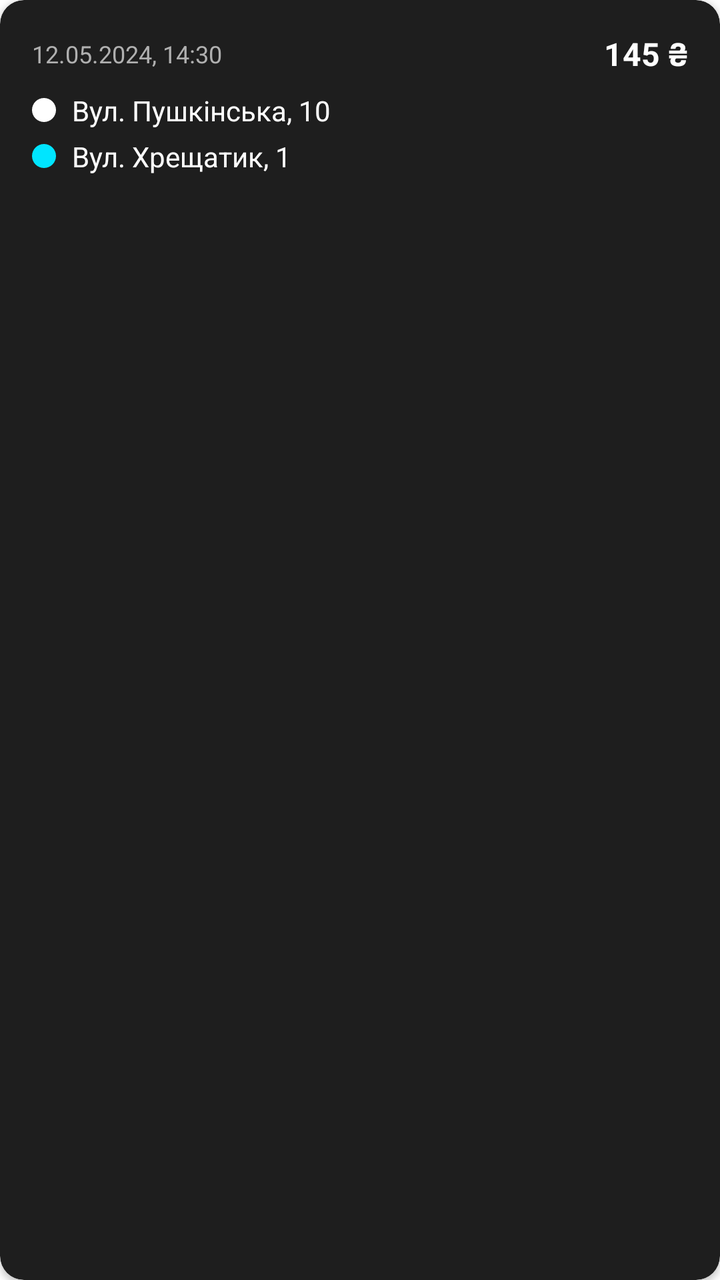
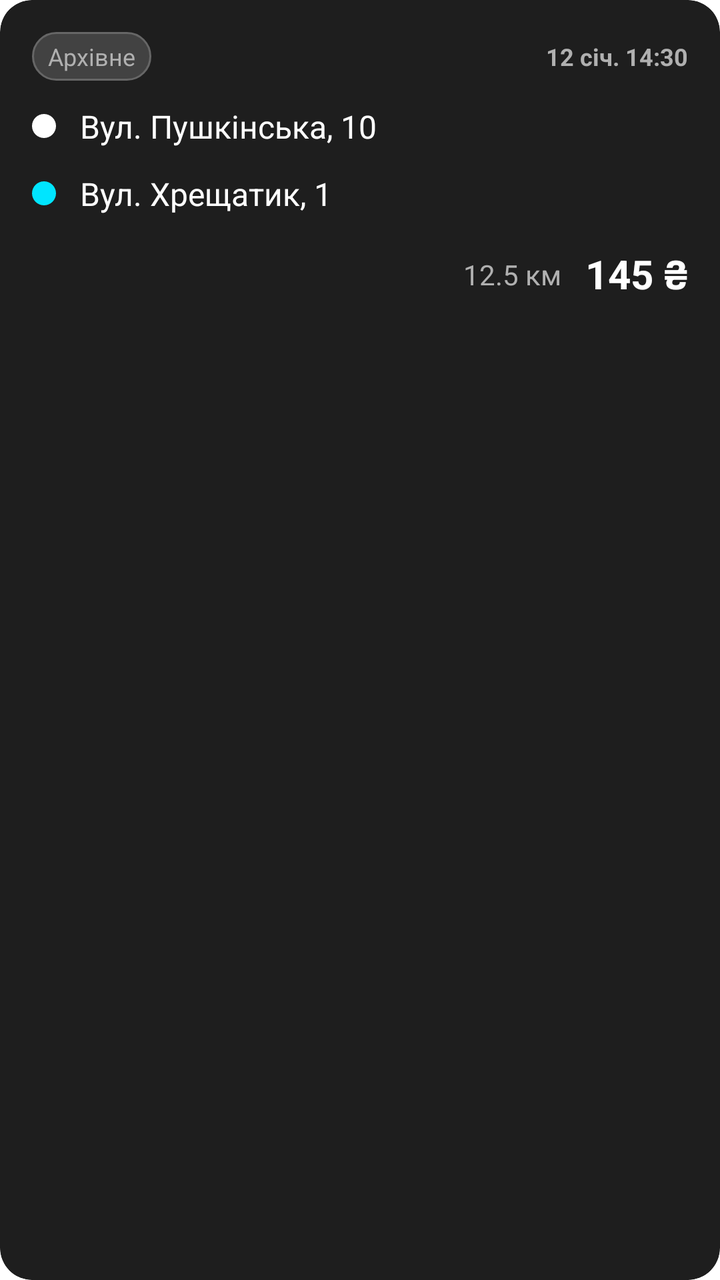

Screens rendered from an Android XML layout before and after an edit, with the pre-edit source and the edit as a unified diff.
<!-- AndroidManifest.xml: application theme Theme.TaxiAppDriver -->
<!-- res/layout/item_history_order.xml -->
<?xml version="1.0" encoding="utf-8"?>
<androidx.cardview.widget.CardView xmlns:android="http://schemas.android.com/apk/res/android"
    xmlns:app="http://schemas.android.com/apk/res-auto"
    android:layout_width="match_parent"
    android:layout_height="wrap_content"
    android:layout_marginHorizontal="16dp"
    android:layout_marginVertical="6dp"
    app:cardCornerRadius="12dp"
    app:cardBackgroundColor="#1E1E1E"
    app:cardElevation="2dp">

    <LinearLayout
        android:layout_width="match_parent"
        android:layout_height="wrap_content"
        android:orientation="vertical"
        android:padding="16dp">

        <LinearLayout
            android:layout_width="match_parent"
            android:layout_height="wrap_content"
            android:orientation="horizontal"
            android:gravity="center_vertical">
            
            <TextView
                android:id="@+id/tv_date"
                android:layout_width="0dp"
                android:layout_height="wrap_content"
                android:layout_weight="1"
                android:text="12.05.2024, 14:30"
                android:textColor="@color/driver_text_secondary"
                android:textSize="12sp"/>

            <TextView
                android:id="@+id/tv_price"
                android:layout_width="wrap_content"
                android:layout_height="wrap_content"
                android:text="145 ₴"
                android:textColor="@color/driver_text_primary"
                android:textStyle="bold"
                android:textSize="16sp"/>
        </LinearLayout>

        <LinearLayout
            android:layout_width="match_parent"
            android:layout_height="wrap_content"
            android:orientation="horizontal"
            android:layout_marginTop="8dp"
            android:gravity="center_vertical">

            <ImageView
                android:layout_width="12dp"
                android:layout_height="12dp"
                android:src="@drawable/bg_circle_white"/>

            <TextView
                android:id="@+id/tv_from"
                android:layout_width="wrap_content"
                android:layout_height="wrap_content"
                android:text="Вул. Пушкінська, 10"
                android:textColor="@color/driver_text_primary"
                android:layout_marginStart="8dp"
                android:singleLine="true"
                android:ellipsize="end"/>
        </LinearLayout>

        <LinearLayout
            android:layout_width="match_parent"
            android:layout_height="wrap_content"
            android:orientation="horizontal"
            android:layout_marginTop="4dp"
            android:gravity="center_vertical">

            <ImageView
                android:layout_width="12dp"
                android:layout_height="12dp"
                android:src="@drawable/bg_circle_dark"
                app:tint="@color/driver_neon_teal"/>

            <TextView
                android:id="@+id/tv_to"
                android:layout_width="wrap_content"
                android:layout_height="wrap_content"
                android:text="Вул. Хрещатик, 1"
                android:textColor="@color/driver_text_primary"
                android:layout_marginStart="8dp"
                android:singleLine="true"
                android:ellipsize="end"/>
        </LinearLayout>
    </LinearLayout>
</androidx.cardview.widget.CardView>
<!-- resources referenced by this layout -->
<resources>
  <color name="driver_neon_teal">#00E5FF</color>
  <color name="driver_text_primary">#FFFFFF</color>
  <color name="driver_text_secondary">#B0B0B0</color>
  <!-- drawable bg_circle_dark (drawable) -->
  <shape xmlns:android="http://schemas.android.com/apk/res/android" android:shape="oval">
      <solid android:color="#2C2C2C"/>
  </shape>
  <!-- drawable bg_circle_white (drawable) -->
  <shape xmlns:android="http://schemas.android.com/apk/res/android" android:shape="oval">
      <solid android:color="#FFFFFF"/>
      <size android:width="24dp" android:height="24dp"/> </shape>
  <style name="Theme.TaxiAppDriver" parent="Theme.MaterialComponents.DayNight.NoActionBar">
          <item name="colorPrimary">@color/driver_black_bg</item>
          <item name="colorPrimaryVariant">@color/driver_card_bg</item>
          <item name="colorOnPrimary">@color/driver_neon_teal</item>
          <item name="android:statusBarColor">@color/driver_black_bg</item>
          <item name="android:windowLightStatusBar">false</item>
      </style>
  <color name="driver_black_bg">#121212</color>
  <color name="driver_card_bg">#1E1E1E</color>
</resources>

<!-- the commit's change to res/layout/item_history_order.xml (unified diff, before → after) -->
@@ -5,9 +5,9 @@
     android:layout_height="wrap_content"
     android:layout_marginHorizontal="16dp"
     android:layout_marginVertical="6dp"
-    app:cardCornerRadius="12dp"
-    app:cardBackgroundColor="#1E1E1E"
-    app:cardElevation="2dp">
+    app:cardCornerRadius="16dp"
+    app:cardBackgroundColor="@color/driver_card_bg"
+    app:cardElevation="0dp">
 
     <LinearLayout
         android:layout_width="match_parent"
@@ -19,16 +19,97 @@
             android:layout_width="match_parent"
             android:layout_height="wrap_content"
             android:orientation="horizontal"
-            android:gravity="center_vertical">
-            
+            android:gravity="center_vertical"
+            android:layout_marginBottom="12dp">
+
+            <TextView
+                android:layout_width="wrap_content"
+                android:layout_height="wrap_content"
+                android:text="Архівне"
+                android:textColor="@color/driver_text_secondary"
+                android:textSize="12sp"
+                android:background="@drawable/bg_status_pill"
+                android:paddingHorizontal="8dp"
+                android:paddingVertical="4dp" />
+
+            <View android:layout_width="0dp" android:layout_height="0dp" android:layout_weight="1" />
+
             <TextView
                 android:id="@+id/tv_date"
-                android:layout_width="0dp"
+                android:layout_width="wrap_content"
                 android:layout_height="wrap_content"
-                android:layout_weight="1"
-                android:text="12.05.2024, 14:30"
+                android:text="12 січ. 14:30"
                 android:textColor="@color/driver_text_secondary"
-                android:textSize="12sp"/>
+                android:textSize="12sp"
+                android:textStyle="bold" />
+        </LinearLayout>
+
+        <LinearLayout
+            android:layout_width="match_parent"
+            android:layout_height="wrap_content"
+            android:orientation="horizontal"
+            android:gravity="center_vertical">
+
+            <ImageView
+                android:layout_width="12dp"
+                android:layout_height="12dp"
+                android:src="@drawable/bg_circle_white" />
+
+            <TextView
+                android:id="@+id/tv_from"
+                android:layout_width="wrap_content"
+                android:layout_height="wrap_content"
+                android:text="Вул. Пушкінська, 10"
+                android:textColor="@color/driver_text_primary"
+                android:layout_marginStart="12dp"
+                android:textSize="16sp"
+                android:singleLine="true"
+                android:ellipsize="end" />
+        </LinearLayout>
+
+        <LinearLayout
+            android:layout_width="match_parent"
+            android:layout_height="wrap_content"
+            android:orientation="horizontal"
+            android:layout_marginTop="12dp"
+            android:gravity="center_vertical">
+
+            <ImageView
+                android:layout_width="12dp"
+                android:layout_height="12dp"
+                android:src="@drawable/bg_circle_dark"
+                app:tint="@color/driver_neon_teal" />
+
+            <TextView
+                android:id="@+id/tv_to"
+                android:layout_width="wrap_content"
+                android:layout_height="wrap_content"
+                android:text="Вул. Хрещатик, 1"
+                android:textColor="@color/driver_text_primary"
+                android:layout_marginStart="12dp"
+                android:textSize="16sp"
+                android:singleLine="true"
+                android:ellipsize="end" />
+        </LinearLayout>
+
+        <LinearLayout
+            android:layout_width="match_parent"
+            android:layout_height="wrap_content"
+            android:orientation="horizontal"
+            android:layout_marginTop="16dp"
+            android:gravity="bottom">
+
+            <View android:layout_width="0dp" android:layout_height="0dp" android:layout_weight="1" />
+
+            <TextView
+                android:id="@+id/tv_distance"
+                android:layout_width="wrap_content"
+                android:layout_height="wrap_content"
+                android:text="12.5 км"
+                android:textColor="@color/driver_text_secondary"
+                android:textSize="14sp"
+                android:layout_marginEnd="12dp"
+                android:layout_marginBottom="2dp" />
 
             <TextView
                 android:id="@+id/tv_price"
@@ -37,54 +118,7 @@
                 android:text="145 ₴"
                 android:textColor="@color/driver_text_primary"
                 android:textStyle="bold"
-                android:textSize="16sp"/>
-        </LinearLayout>
-
-        <LinearLayout
-            android:layout_width="match_parent"
-            android:layout_height="wrap_content"
-            android:orientation="horizontal"
-            android:layout_marginTop="8dp"
-            android:gravity="center_vertical">
-
-            <ImageView
-                android:layout_width="12dp"
-                android:layout_height="12dp"
-                android:src="@drawable/bg_circle_white"/>
-
-            <TextView
-                android:id="@+id/tv_from"
-                android:layout_width="wrap_content"
-                android:layout_height="wrap_content"
-                android:text="Вул. Пушкінська, 10"
-                android:textColor="@color/driver_text_primary"
-                android:layout_marginStart="8dp"
-                android:singleLine="true"
-                android:ellipsize="end"/>
-        </LinearLayout>
-
-        <LinearLayout
-            android:layout_width="match_parent"
-            android:layout_height="wrap_content"
-            android:orientation="horizontal"
-            android:layout_marginTop="4dp"
-            android:gravity="center_vertical">
-
-            <ImageView
-                android:layout_width="12dp"
-                android:layout_height="12dp"
-                android:src="@drawable/bg_circle_dark"
-                app:tint="@color/driver_neon_teal"/>
-
-            <TextView
-                android:id="@+id/tv_to"
-                android:layout_width="wrap_content"
-                android:layout_height="wrap_content"
-                android:text="Вул. Хрещатик, 1"
-                android:textColor="@color/driver_text_primary"
-                android:layout_marginStart="8dp"
-                android:singleLine="true"
-                android:ellipsize="end"/>
+                android:textSize="20sp" />
         </LinearLayout>
     </LinearLayout>
 </androidx.cardview.widget.CardView>
<!-- resource entries referenced after the edit -->
@@ -11,6 +11,23 @@
   <shape xmlns:android="http://schemas.android.com/apk/res/android" android:shape="oval">
       <solid android:color="#FFFFFF"/>
       <size android:width="24dp" android:height="24dp"/> </shape>
+  <!-- drawable bg_status_pill (drawable) -->
+  <?xml version="1.0" encoding="utf-8"?>
+  <selector xmlns:android="http://schemas.android.com/apk/res/android">
+      <item android:state_checked="true">
+          <shape android:shape="rectangle">
+              <corners android:radius="24dp"/>
+              <solid android:color="@color/driver_neon_teal"/>
+          </shape>
+      </item>
+      <item>
+          <shape android:shape="rectangle">
+              <corners android:radius="24dp"/>
+              <solid android:color="#424242"/>
+              <stroke android:width="1dp" android:color="#666666"/>
+          </shape>
+      </item>
+  </selector>
   <style name="Theme.TaxiAppDriver" parent="Theme.MaterialComponents.DayNight.NoActionBar">
           <item name="colorPrimary">@color/driver_black_bg</item>
           <item name="colorPrimaryVariant">@color/driver_card_bg</item>
